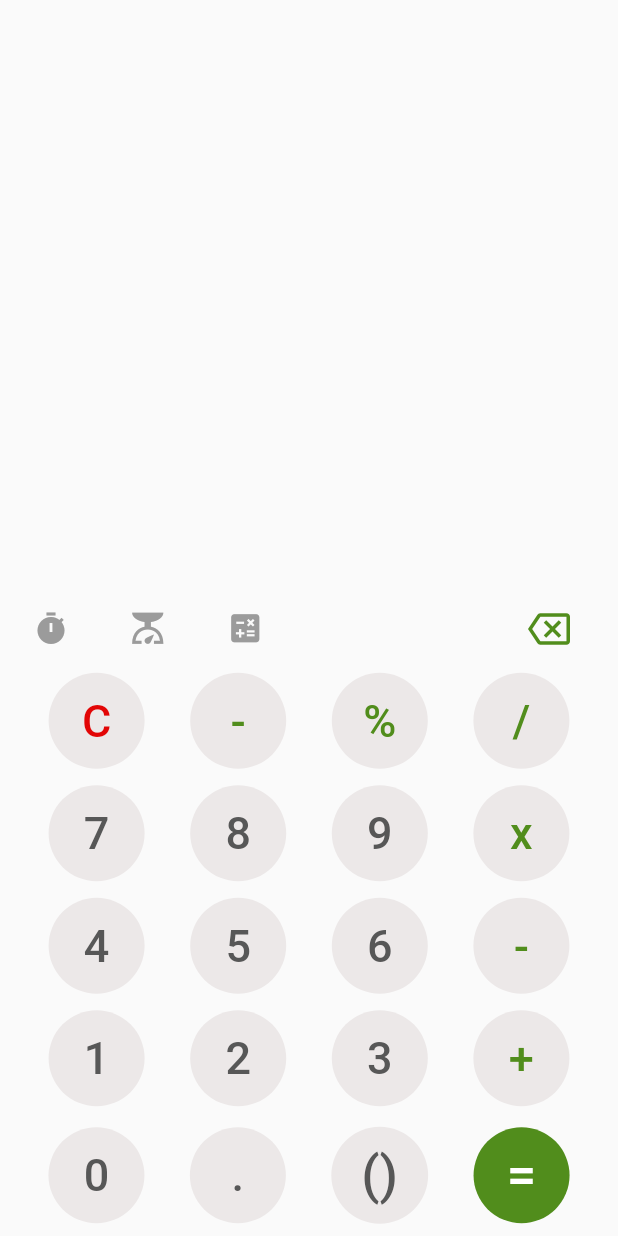
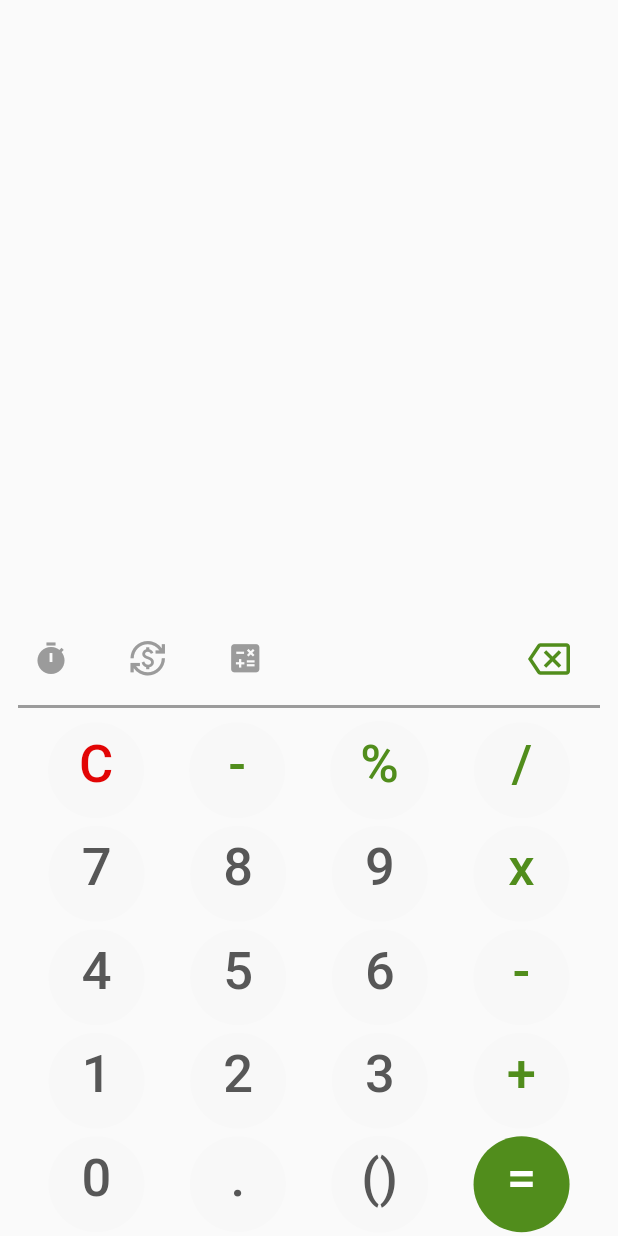
Before and after one commit to gokul153/calculator-added-fuction, a Flutter app: the screen it shows after launch, on a phone screen of 412 x 824 dp. Run offline on Flutter 3.47's test engine with Material 2 defaults, Android fonts, the phone set to English and light mode, and no system bars; drawn by our look-alikes of auto_size_text.

Commit message:
ui_modification

```diff
--- a/lib/main.dart
+++ b/lib/main.dart
@@ -86,7 +86,7 @@ class _CalculatorState extends State<Calculator> {
           child: Text(
             btntxt,
             style: TextStyle(
-              fontSize: 30,
+              fontSize: 35,
               color: txtcolor,
             ),
           ),
@@ -96,7 +96,7 @@ class _CalculatorState extends State<Calculator> {
             //minimumSize: Size(75, 50),
             //fixedSize: Size(75, 75),
             shape: CircleBorder(),
-            padding: EdgeInsets.all(20),
+            padding: EdgeInsets.only(left: 20, right: 20, top: 10, bottom: 18),
           ),
         ),
       ),
@@ -126,23 +126,26 @@ class _CalculatorState extends State<Calculator> {
                       height: 25,
                     ),
                     Row(
-                      mainAxisAlignment: MainAxisAlignment.start,
-                      //crossAxisAlignment: CrossAxisAlignment.start,
+                      mainAxisAlignment: MainAxisAlignment.end,
+                      crossAxisAlignment: CrossAxisAlignment.start,
                       children: <Widget>[
                         Padding(
                           padding: const EdgeInsets.all(10),
                           child: Container(
                             width: MediaQuery.of(context).size.width * 0.9,
                             height: MediaQuery.of(context).size.height * 0.1,
+                            child: GestureDetector(
+                              onTap: () {},
                               child: AutoSizeText(
                                 '$dispresult\n',
-                              textAlign: TextAlign.left,
+                                textAlign: TextAlign.right,
                                 style: TextStyle(
                                   color: Color.fromARGB(255, 43, 39, 38),
                                   fontSize: 50,
                                 ),
                                 maxLines: 2,
                                 overflow: TextOverflow.ellipsis,
+                              ),
                             ),
                           ),
                         ),
@@ -196,10 +199,18 @@ class _CalculatorState extends State<Calculator> {
                     //semanticLabel: 'Text to announce in accessibility modes',
                   ),
                 ),
+                /*Padding(
+                  padding: EdgeInsets.only(left: 20, right: 20),
+                  child: Icon(
+                    Icons.currency_exchange_outlined,
+                    color: Color(0xff9b9b9b),
+                    size: 25.0,
+                  ),
+                ),*/
                 Padding(
                   padding: EdgeInsets.only(left: 20, right: 20),
                   child: Icon(
-                    Icons.scale,
+                    Icons.currency_exchange_outlined,
                     color: Color(0xff9b9b9b),
                     size: 25.0,
                   ),
@@ -225,65 +236,69 @@ class _CalculatorState extends State<Calculator> {
                           icon: Icon(Icons.backspace_outlined),
                           iconSize: 28,
                           color: Color(0xff518d1c),
-                        ),                      ),
+                        ),
+                      ),
                     ],
                   ),
                 ),
               ],
             ),
+            Divider(
+              color: Color(0xff9b9b9b),
+              thickness: 2,
+              indent: 10.0,
+              endIndent: 10.0,
+            ),
+            /* Row(
+              //mainAxisAlignment: MainAxisAlignment.center,
+              children: [
+                Divider(
+                  color: Colors.black,
+                  //height: 2.0,
+               //   indent: 10.0,
+                  thickness: 5.0,
+                  //endIndent: 10.0,
+                )
+              ],
+            ),*/
             Row(
               mainAxisAlignment: MainAxisAlignment.spaceEvenly,
               children: <Widget>[
-                calcbutton('C', Color.fromARGB(255, 236, 232, 232),
-                    Color.fromARGB(255, 226, 5, 5)),
-                calcbutton('-', Color.fromARGB(255, 236, 232, 232),
-                    Color(0xff518d1c)),
-                calcbutton('%', Color.fromARGB(255, 236, 232, 232),
-                    Color(0xff518d1c)),
-                calcbutton('/', Color.fromARGB(255, 236, 232, 232),
-                    Color(0xff518d1c)),
+                calcbutton(
+                    'C', Color(0xfff8f8f8), Color.fromARGB(255, 226, 5, 5)),
+                calcbutton('-', Color(0xfff8f8f8), Color(0xff518d1c)),
+                calcbutton('%', Color(0xfff8f8f8), Color(0xff518d1c)),
+                calcbutton('/', Color(0xfff8f8f8), Color(0xff518d1c)),
               ],
             ),
 
             Row(
               mainAxisAlignment: MainAxisAlignment.spaceEvenly,
               children: <Widget>[
-                calcbutton('7', Color.fromARGB(255, 236, 232, 232),
-                    Color(0xff575757)),
-                calcbutton('8', Color.fromARGB(255, 236, 232, 232),
-                    Color(0xff575757)),
-                calcbutton('9', Color.fromARGB(255, 236, 232, 232),
-                    Color(0xff575757)),
-                calcbutton('x', Color.fromARGB(255, 236, 232, 232),
-                    Color(0xff518d1c)),
+                calcbutton('7', Color(0xfff8f8f8), Color(0xff575757)),
+                calcbutton('8', Color(0xfff8f8f8), Color(0xff575757)),
+                calcbutton('9', Color(0xfff8f8f8), Color(0xff575757)),
+                calcbutton('x', Color(0xfff8f8f8), Color(0xff518d1c)),
               ],
             ),
 
             Row(
               mainAxisAlignment: MainAxisAlignment.spaceEvenly,
               children: <Widget>[
-                calcbutton('4', Color.fromARGB(255, 236, 232, 232),
-                    Color(0xff575757)),
-                calcbutton('5', Color.fromARGB(255, 236, 232, 232),
-                    Color(0xff575757)),
-                calcbutton('6', Color.fromARGB(255, 236, 232, 232),
-                    Color(0xff575757)),
-                calcbutton('-', Color.fromARGB(255, 236, 232, 232),
-                    Color(0xff518d1c)),
+                calcbutton('4', Color(0xfff8f8f8), Color(0xff575757)),
+                calcbutton('5', Color(0xfff8f8f8), Color(0xff575757)),
+                calcbutton('6', Color(0xfff8f8f8), Color(0xff575757)),
+                calcbutton('-', Color(0xfff8f8f8), Color(0xff518d1c)),
               ],
             ),
 
             Row(
               mainAxisAlignment: MainAxisAlignment.spaceEvenly,
               children: <Widget>[
-                calcbutton('1', Color.fromARGB(255, 236, 232, 232),
-                    Color(0xff575757)),
-                calcbutton('2', Color.fromARGB(255, 236, 232, 232),
-                    Color(0xff575757)),
-                calcbutton('3', Color.fromARGB(255, 236, 232, 232),
-                    Color(0xff575757)),
-                calcbutton('+', Color.fromARGB(255, 236, 232, 232),
-                    Color(0xff518d1c)),
+                calcbutton('1', Color(0xfff8f8f8), Color(0xff575757)),
+                calcbutton('2', Color(0xfff8f8f8), Color(0xff575757)),
+                calcbutton('3', Color(0xfff8f8f8), Color(0xff575757)),
+                calcbutton('+', Color(0xfff8f8f8), Color(0xff518d1c)),
               ],
             ),
 
@@ -291,10 +306,8 @@ class _CalculatorState extends State<Calculator> {
               mainAxisAlignment: MainAxisAlignment.spaceEvenly,
               children: <Widget>[
                 //this is button Zero
-                calcbutton("0", Color.fromARGB(255, 236, 232, 232),
-                    Color(0xff575757)),
-                calcbutton('.', Color.fromARGB(255, 236, 232, 232),
-                    Color(0xff575757)),
+                calcbutton("0", Color(0xfff8f8f8), Color(0xff575757)),
+                calcbutton('.', Color(0xfff8f8f8), Color(0xff575757)),
                 // calcbutton('()',Color.fromARGB(255, 236, 232, 232),Color.fromARGB(255, 43, 39, 38)),
                 Container(
                   decoration: BoxDecoration(
@@ -326,11 +339,12 @@ class _CalculatorState extends State<Calculator> {
                       },
                       style: ElevatedButton.styleFrom(
                         elevation: 0.0,
-                        primary: Color.fromARGB(255, 236, 232, 232),
+                        primary: Color(0xfff8f8f8),
                         // minimumSize: Size(75, 50),
                         //fixedSize: Size(75, 75),
                         shape: CircleBorder(),
-                        padding: EdgeInsets.all(20),
+                        padding: EdgeInsets.only(
+                            left: 20, right: 20, top: 10, bottom: 18),
                       ),
                     ),
                   ),
@@ -395,13 +409,7 @@ class _CalculatorState extends State<Calculator> {
                       ),
                     ),
                     ),*/
-                Container(
-                  decoration: BoxDecoration(
-                    shape: BoxShape.circle,
-                    //color: Color.fromARGB(255, 251, 249, 249),
-                    // border: Border.all(width: 0),
-                  ),
-                  child: InkWell(
+                InkWell(
                   onLongPress: () {
                     // Show pop-up menu here
                     _showPopUp(context);
@@ -410,6 +418,7 @@ class _CalculatorState extends State<Calculator> {
                   child: ElevatedButton(
                     child: Text(
                       '=',
+                      textAlign: TextAlign.center,
                       style: TextStyle(
                         fontSize: 35,
                         color: Colors.white,
@@ -425,8 +434,8 @@ class _CalculatorState extends State<Calculator> {
                       // minimumSize: Size(75, 50),
                       //fixedSize: Size(75, 75),
                       shape: CircleBorder(),
-                        padding: EdgeInsets.all(20),
-                      ),
+                      padding: EdgeInsets.only(
+                          left: 20, right: 20, top: 10, bottom: 18),
                     ),
                   ),
                 ),
@@ -452,6 +461,7 @@ class _CalculatorState extends State<Calculator> {
   dynamic dispresult = '';
   dynamic finalResult = '';
   dynamic dupResult = '';
+  dynamic mdupResult = '';
   dynamic opr = '';
   dynamic preOpr = '';
   dynamic value = '';
@@ -589,7 +599,7 @@ class _CalculatorState extends State<Calculator> {
       print("intermediate disp result is $dispresult");
       result = result + btnText;
       // finalResult = dispresult;
-      if (btnText == "="||btnText == "%") {
+      if (btnText == "=" || btnText == "%") {
         finalResult = result;
         print(finalResult);
       }
--- a/pubspec.yaml
+++ b/pubspec.yaml
@@ -36,6 +36,7 @@ dependencies:
   cupertino_icons: ^1.0.2
   auto_size_text: ^3.0.0
   flutter_launcher_icons: ^0.11.0
+  flutter_svg: ^1.1.6
 
 flutter_icons:
   android: "launcher_icon"
@@ -68,7 +69,7 @@ flutter:
   # To add assets to your application, add an assets section, like this:
    #assets:
 
-    # - assets/
+    # - assets/ruler.svg
   #   - images/a_dot_ham.jpeg
 
   # An image asset can refer to one or more resolution-specific "variants", see
```
Also changed, not shown: assets/ruler.svg (added), pubspec.lock. Lines whose indentation alone changed are shown as unchanged.
